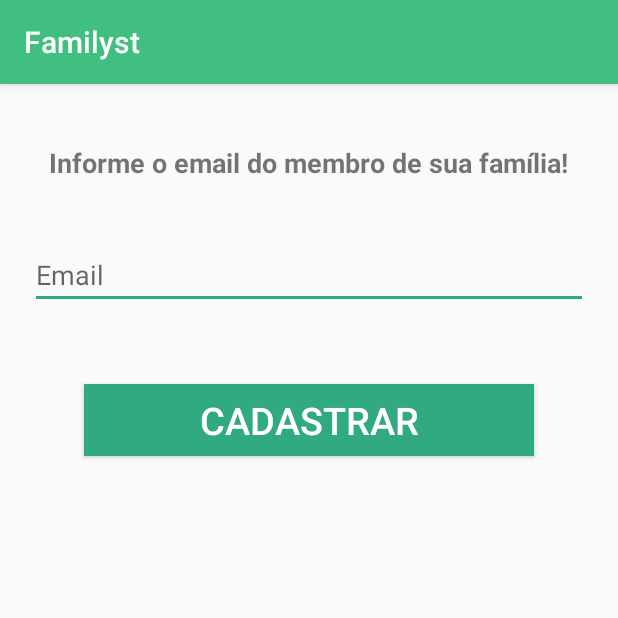
After one commit to Jeaan2/Familyst-android, an Android app: the CadastroMembroActivity screen opened directly, with no data from a screen before it, on a phone screen of 412 x 824 dp, the top half of it. The commit adds this screen. Run offline under Robolectric (Android 15) with nearby library versions, the phone set to English and light mode, and no system bars; network calls fail.

Commit message:
cadastro de membro

```diff
--- a/app/src/main/AndroidManifest.xml
+++ b/app/src/main/AndroidManifest.xml
@@ -41,7 +41,8 @@
         <activity android:name=".Activities.PerfilActivity" />
         <activity android:name=".Activities.RedefinirSenhaActivity" />
         <activity android:name=".Activities.TabHostEventosActivity" />
-        <activity android:name=".Activities.NoticiaActivity"></activity>
+        <activity android:name=".Activities.NoticiaActivity" />
+        <activity android:name=".Activities.CadastroMembroActivity"></activity>
     </application>
 
 </manifest>
--- /dev/null
+++ b/app/src/main/java/com/tcc/ufpr/familyst/Activities/CadastroMembroActivity.java
@@ -0,0 +1,31 @@
+package com.tcc.ufpr.familyst.Activities;
+
+import android.support.v7.app.AppCompatActivity;
+import android.os.Bundle;
+import android.view.View;
+import android.widget.Button;
+import android.widget.EditText;
+
+import com.tcc.ufpr.familyst.R;
+
+public class CadastroMembroActivity extends AppCompatActivity {
+
+    EditText emailMembro;
+    Button btnCadastrarMembro;
+    @Override
+    protected void onCreate(Bundle savedInstanceState) {
+        super.onCreate(savedInstanceState);
+        setContentView(R.layout.activity_cadastro_membro);
+
+        emailMembro = (EditText) findViewById(R.id.txt_email_membro_cadastro);
+        btnCadastrarMembro = (Button) findViewById(R.id.btn_cadastrar_membro);
+
+        btnCadastrarMembro.setOnClickListener(new View.OnClickListener() {
+            @Override
+            public void onClick(View v) {
+                //Verifica se o usuário já existe e atribui à familia
+                //Envia email ao membro da família caso não haja cadastro
+            }
+        });
+    }
+}
--- a/app/src/main/java/com/tcc/ufpr/familyst/Adapters/EventoAdapter.java
+++ b/app/src/main/java/com/tcc/ufpr/familyst/Adapters/EventoAdapter.java
@@ -50,9 +50,12 @@ public class EventoAdapter extends ArrayAdapter<Evento> {
             holder = (EventoHolder)row.getTag();
         }
 
+        android.text.format.DateFormat df = new android.text.format.DateFormat();
         Evento evento = dados.get(position);
+
+        String dataFormatada =  df.format("dd-MM-yyyy", evento.getDataCriacao()).toString();
         holder.txtNome.setText(evento.getNome());
-        holder.txtData.setText(evento.getDataCriacao().toString());
+        holder.txtData.setText(dataFormatada);
 
         return row;
     }
--- a/app/src/main/java/com/tcc/ufpr/familyst/Services/JsonRestRequest.java
+++ b/app/src/main/java/com/tcc/ufpr/familyst/Services/JsonRestRequest.java
@@ -26,7 +26,7 @@ import java.util.Map;
 
 public class JsonRestRequest extends JsonRequest<JsonRestRequest.JsonRestResponse> {
 
-    private static final String baseURI = "http://192.168.15.53:8084/Familyst/";
+    private static final String baseURI = "http://192.168.1.7:8084/Familyst/";
 
     private Map<String, String> headers;
     private Response.Listener listener;
--- /dev/null
+++ b/app/src/main/res/layout/activity_cadastro_membro.xml
@@ -0,0 +1,39 @@
+<?xml version="1.0" encoding="utf-8"?>
+<LinearLayout xmlns:android="http://schemas.android.com/apk/res/android"
+    android:orientation="vertical"
+    android:layout_width="match_parent"
+    android:layout_height="match_parent"
+    android:layout_margin="20dp">
+
+    <TextView
+        android:layout_width="wrap_content"
+        android:layout_height="wrap_content"
+        android:text="Informe o email do membro de sua família!"
+        android:textSize="18dp"
+        android:textStyle="bold"
+        android:id="@+id/txt_cadastro_membro_cabecalho"
+        android:layout_marginBottom="20dp"
+        android:layout_marginTop="20dp"
+        android:layout_gravity="center_horizontal" />
+
+    <EditText
+        android:layout_width="match_parent"
+        android:layout_height="wrap_content"
+        android:id="@+id/txt_email_membro_cadastro"
+        android:hint="Email"
+        android:layout_marginTop="20dp"
+        android:layout_marginBottom="20dp"
+        android:layout_gravity="center_horizontal" />
+
+
+    <Button
+        android:layout_width="300dp"
+        android:layout_height="wrap_content"
+        android:text="CADASTRAR"
+        android:background="@color/cor_padrao"
+        android:textSize="25dp"
+        android:layout_marginTop="30dp"
+        android:textColor="@color/cor_branco"
+        android:id="@+id/btn_cadastrar_membro"
+        android:layout_gravity="center_horizontal" />
+</LinearLayout>
```
